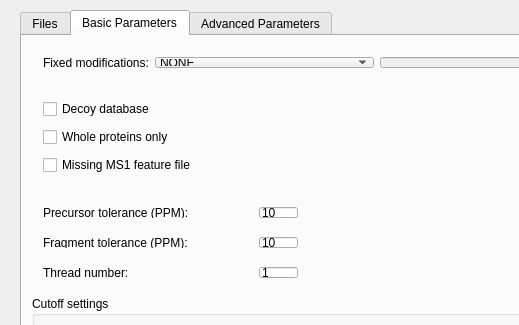
First picture: the form in src/gui/topmg/topmgwindow.ui, repository toppic-suite/toppic-suite, before the edit; both pictures show x 0 to 519 and y 0 to 325 of the 920 by 700 pixel window.
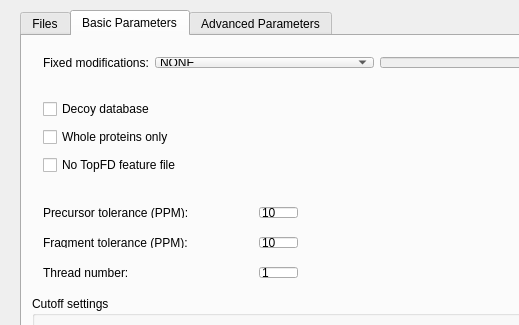
Second picture: the form after the edit. The open tabs and pages were chosen to show the change. Icons and pictures are not drawn.

Commit message: toppic_gui: "Confidence score cutoff" (-F) on the Advanced Parameters tab; "No TopFD feature file" for -x (was "Missing MS1 feature file")

Patch:
```diff
--- a/src/gui/topmg/topmgwindow.ui
+++ b/src/gui/topmg/topmgwindow.ui
@@ -478,7 +478,7 @@
           <string>&lt;html&gt;&lt;head/&gt;&lt;body&gt;&lt;p&gt;Check when the TopFD feature file of a spectrum file (_ms2.feature in the same folder) is missing: TopMG then runs without it and clusters PrSMs into proteoforms by protein, precursor mass and sequence overlap instead of by feature. Unchecked, a missing feature file is an error. Default: off. (topmg -x, --no-topfd-feature)&lt;/p&gt;&lt;/body&gt;&lt;/html&gt;</string>
          </property>
          <property name="text">
-          <string>Missing MS1 feature file</string>
+          <string>No TopFD feature file</string>
          </property>
         </widget>
        </item>
```
Left out of the diff: 4 changed lines with no effect on the pictures. The commit also changes 9 other files.
